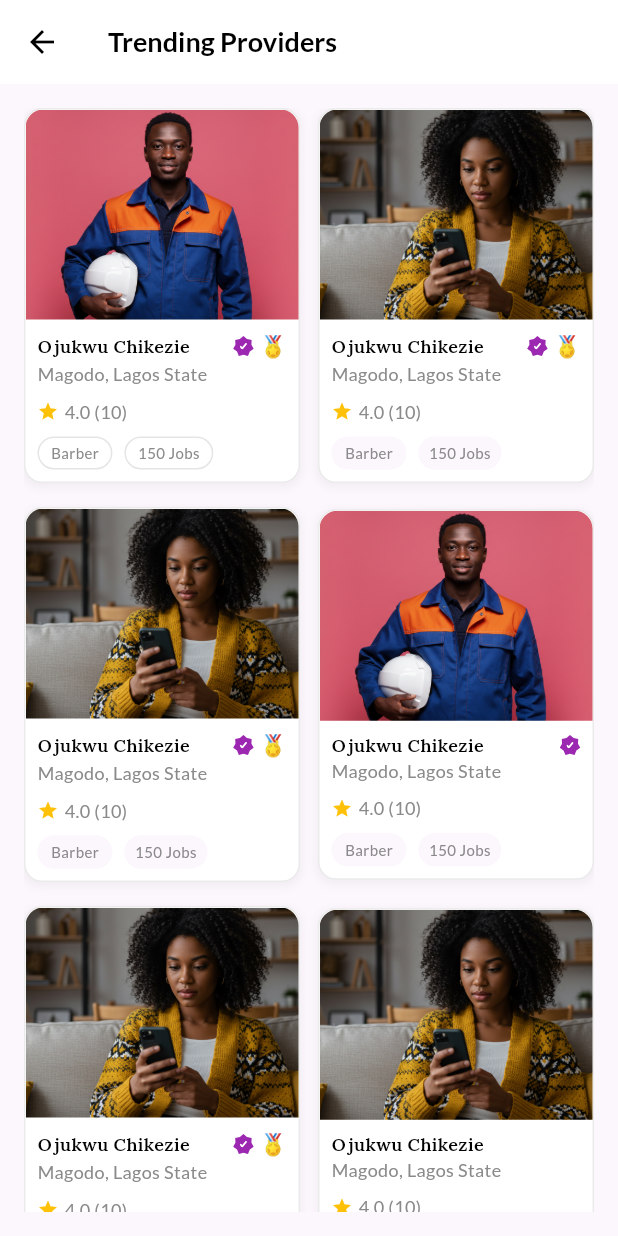
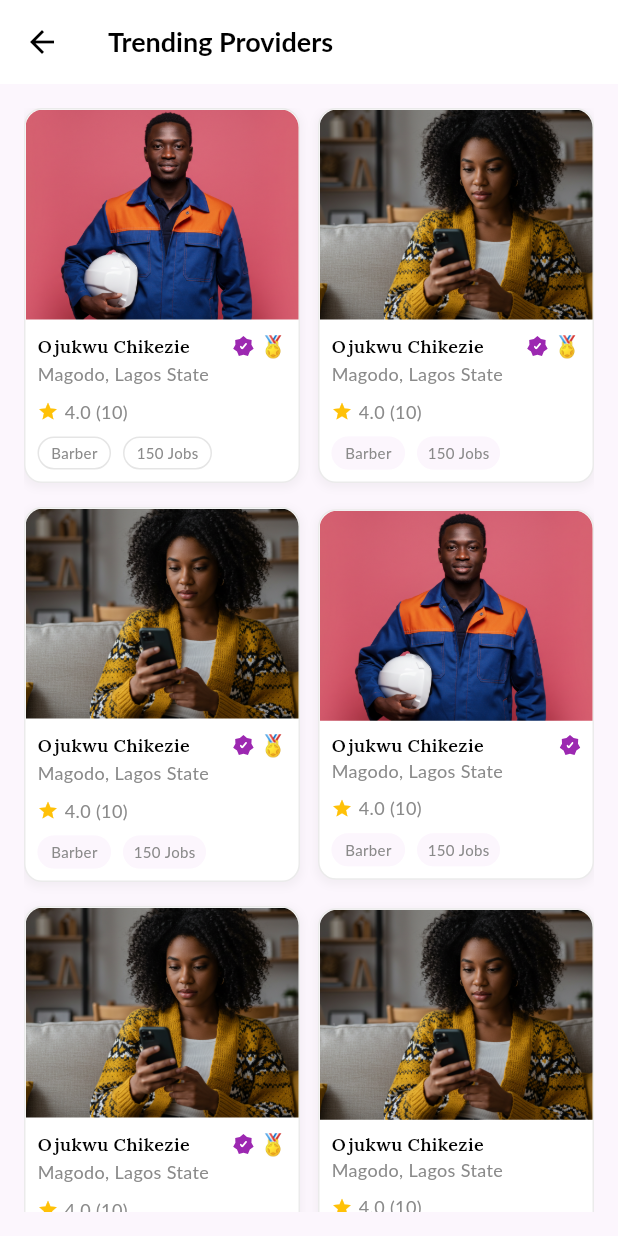
Before and after one commit to Jossyboydgenius/Mobile-test, a Flutter app: the AllProvidersScreen screen opened directly, on a phone screen of 412 x 824 dp. Run offline on Flutter 3.47's test engine with Material 3 defaults, Android fonts, the phone set to English and light mode, and no system bars; our stand-ins replace flutter_svg, google_fonts.

Commit message:
Add Lora font support with download script and update pubspec.yaml for local font assets. Refactor Android and iOS configurations to use new package name and permissions. Enhance text styles to include local font fallbacks for Lora and Lato.

```diff
--- a/help_app/lib/utils/app_text_style.dart
+++ b/help_app/lib/utils/app_text_style.dart
@@ -3,7 +3,7 @@ import 'package:google_fonts/google_fonts.dart';
 import 'app_colors.dart';
 
 class AppTextStyle {
-  // Lato Font Styles
+  // Lato Font Styles with Google Fonts first, local fonts as fallback
   static TextStyle latoRegular({
     double size = 14.0,
     Color color = AppColors.black,
@@ -13,6 +13,10 @@ class AppTextStyle {
       fontSize: size,
       color: color,
       fontWeight: weight,
+      // Fallback to local fonts if Google Fonts fail to load
+      fontStyle: FontStyle.normal,
+    ).copyWith(
+      fontFamily: 'Lato', // Local fallback
     );
   }
 
@@ -25,32 +29,154 @@ class AppTextStyle {
       fontSize: size,
       color: color,
       fontWeight: weight,
+      fontStyle: FontStyle.normal,
+    ).copyWith(
+      fontFamily: 'Lato', // Local fallback
     );
   }
 
   static TextStyle latoItalic({
     double size = 14.0,
     Color color = AppColors.black,
+    FontWeight weight = FontWeight.normal,
   }) {
     return GoogleFonts.lato(
       fontSize: size,
       color: color,
+      fontWeight: weight,
       fontStyle: FontStyle.italic,
+    ).copyWith(
+      fontFamily: 'Lato', // Local fallback
     );
   }
 
-  // Since Lisu Bosa might not be available in Google Fonts, we'll use Lora as a substitute
-  // or another serif font that looks similar
+  static TextStyle latoBoldItalic({
+    double size = 14.0,
+    Color color = AppColors.black,
+    FontWeight weight = FontWeight.bold,
+  }) {
+    return GoogleFonts.lato(
+      fontSize: size,
+      color: color,
+      fontWeight: weight,
+      fontStyle: FontStyle.italic,
+    ).copyWith(
+      fontFamily: 'Lato', // Local fallback
+    );
+  }
+
+  // Lora Font Styles with Google Fonts first, system fonts as fallback
+  // Since Lora local fonts had download issues, using system serif fallback
+  static TextStyle loraRegular({
+    double size = 14.0,
+    Color color = AppColors.black,
+    FontWeight weight = FontWeight.normal,
+  }) {
+    try {
+      return GoogleFonts.lora(
+        fontSize: size,
+        color: color,
+        fontWeight: weight,
+        fontStyle: FontStyle.normal,
+      );
+    } catch (e) {
+      // Fallback to system serif font if Google Fonts fail
+      return TextStyle(
+        fontFamily: 'serif',
+        fontSize: size,
+        color: color,
+        fontWeight: weight,
+        fontStyle: FontStyle.normal,
+      );
+    }
+  }
+
+  static TextStyle loraBold({
+    double size = 14.0,
+    Color color = AppColors.black,
+    FontWeight weight = FontWeight.bold,
+  }) {
+    try {
+      return GoogleFonts.lora(
+        fontSize: size,
+        color: color,
+        fontWeight: weight,
+        fontStyle: FontStyle.normal,
+      );
+    } catch (e) {
+      return TextStyle(
+        fontFamily: 'serif',
+        fontSize: size,
+        color: color,
+        fontWeight: weight,
+        fontStyle: FontStyle.normal,
+      );
+    }
+  }
+
+  static TextStyle loraItalic({
+    double size = 14.0,
+    Color color = AppColors.black,
+    FontWeight weight = FontWeight.normal,
+  }) {
+    try {
+      return GoogleFonts.lora(
+        fontSize: size,
+        color: color,
+        fontWeight: weight,
+        fontStyle: FontStyle.italic,
+      );
+    } catch (e) {
+      return TextStyle(
+        fontFamily: 'serif',
+        fontSize: size,
+        color: color,
+        fontWeight: weight,
+        fontStyle: FontStyle.italic,
+      );
+    }
+  }
+
+  static TextStyle loraBoldItalic({
+    double size = 14.0,
+    Color color = AppColors.black,
+    FontWeight weight = FontWeight.bold,
+  }) {
+    try {
+      return GoogleFonts.lora(
+        fontSize: size,
+        color: color,
+        fontWeight: weight,
+        fontStyle: FontStyle.italic,
+      );
+    } catch (e) {
+      return TextStyle(
+        fontFamily: 'serif',
+        fontSize: size,
+        color: color,
+        fontWeight: weight,
+        fontStyle: FontStyle.italic,
+      );
+    }
+  }
+
+  // Common text styles used throughout the app
+  static TextStyle heading1 = loraBold(size: 24.0);
+  static TextStyle heading2 = loraBold(size: 20.0);
+  static TextStyle heading3 = loraBold(size: 18.0);
+  static TextStyle bodyText = latoRegular(size: 16.0);
+  static TextStyle smallText = latoRegular(size: 14.0);
+  static TextStyle caption = latoRegular(size: 12.0);
+  static TextStyle link =
+      latoRegular(size: 14.0, color: AppColors.primaryColor);
+
+  // Keep the old method names for backward compatibility
   static TextStyle lisuBosaRegular({
     double size = 14.0,
     Color color = AppColors.black,
     FontWeight weight = FontWeight.normal,
   }) {
-    return GoogleFonts.lora(
-      fontSize: size,
-      color: color,
-      fontWeight: weight,
-    );
+    return loraRegular(size: size, color: color, weight: weight);
   }
 
   static TextStyle lisuBosaBold({
@@ -58,20 +184,6 @@ class AppTextStyle {
     Color color = AppColors.black,
     FontWeight weight = FontWeight.bold,
   }) {
-    return GoogleFonts.lora(
-      fontSize: size,
-      color: color,
-      fontWeight: weight,
-    );
+    return loraBold(size: size, color: color, weight: weight);
   }
-
-  // Common text styles used throughout the app
-  static TextStyle heading1 = lisuBosaBold(size: 24.0);
-  static TextStyle heading2 = lisuBosaBold(size: 20.0);
-  static TextStyle heading3 = lisuBosaBold(size: 18.0);
-  static TextStyle bodyText = latoRegular(size: 16.0);
-  static TextStyle smallText = latoRegular(size: 14.0);
-  static TextStyle caption = latoRegular(size: 12.0);
-  static TextStyle link =
-      latoRegular(size: 14.0, color: AppColors.primaryColor);
 }
```
Also changed, not shown: help_app/pubspec.yaml (+14 -6 lines), help_app/assets/fonts/Lato-Bold.ttf (added), help_app/assets/fonts/Lato-BoldItalic.ttf (added), help_app/assets/fonts/Lato-Italic.ttf (added), help_app/assets/fonts/Lato-Regular.ttf (added), 9 other files.
